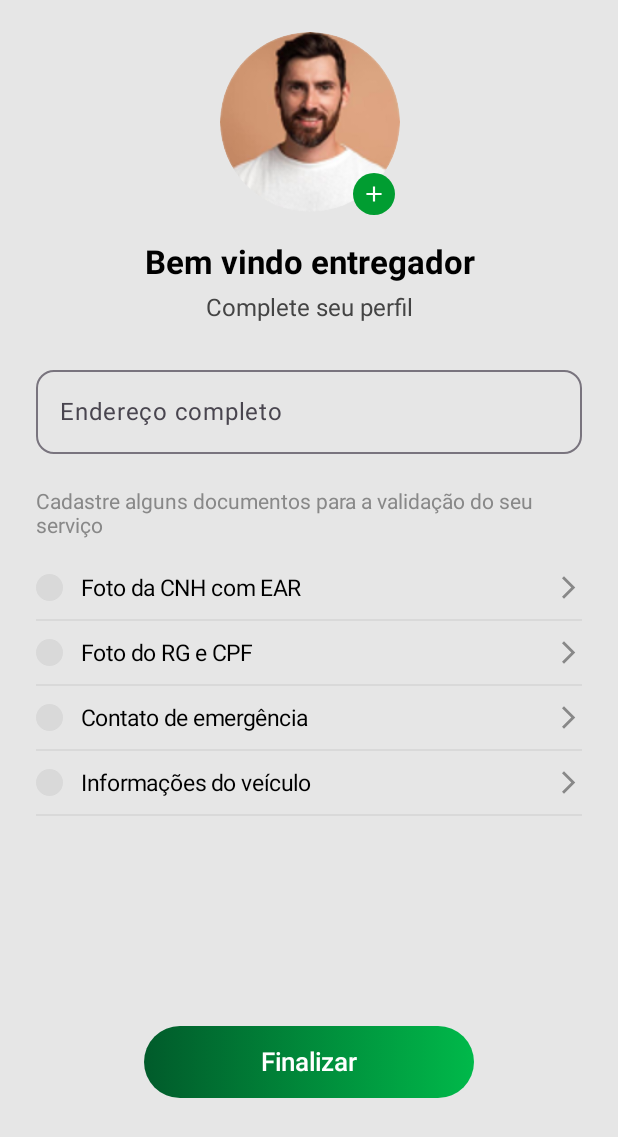
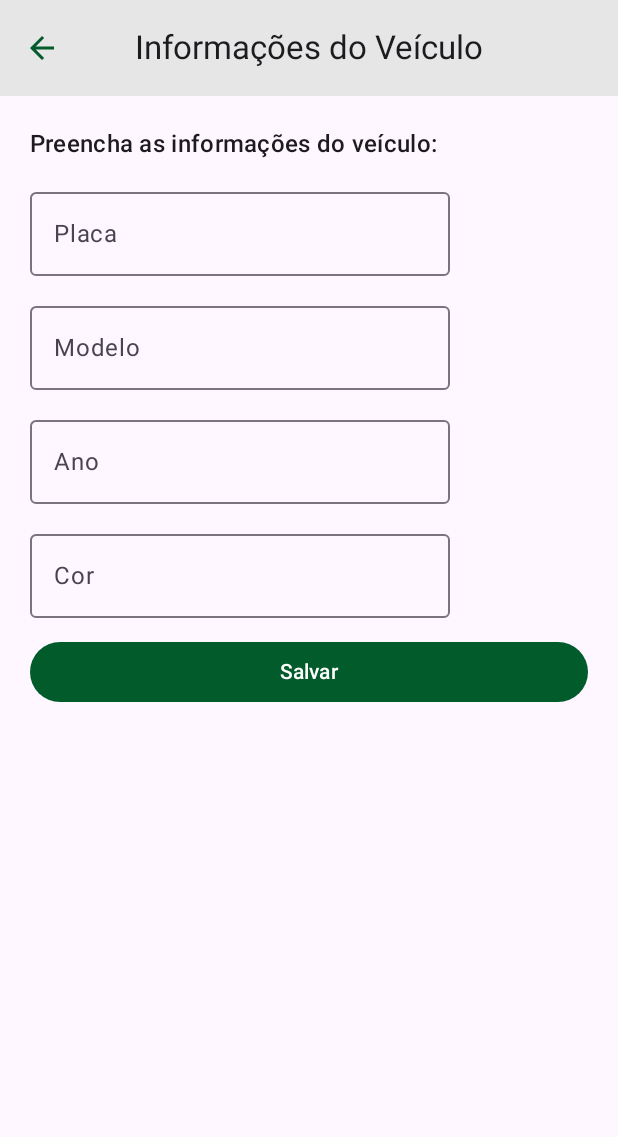
Before and after one commit to lahoracio/mobile-prestador-de-servico, an Android app built with Jetpack Compose: the TelaCompletarPerfilPrestador screen opened through its navigation route, after a tap on "Informações do veículo", on a phone screen of 412 x 824 dp. Shown: the top 1137 px of the screen. Run offline under Robolectric (Android 15) with nearby library versions, the phone set to English and light mode, and no system bars.

Commit message:
tela de documentos

```diff
--- a/app/src/main/java/com/exemple/facilita/MainActivity.kt
+++ b/app/src/main/java/com/exemple/facilita/MainActivity.kt
@@ -1,20 +1,14 @@
 package com.exemple.facilita
 
-import TelaInicio1
-import TelaInicio2
-import TelaInicio3
 import android.os.Bundle
 import androidx.activity.ComponentActivity
 import androidx.activity.compose.setContent
 import androidx.compose.runtime.Composable
-import androidx.lifecycle.viewmodel.compose.viewModel
 import androidx.navigation.NavHostController
 import androidx.navigation.compose.NavHost
 import androidx.navigation.compose.composable
 import androidx.navigation.compose.rememberNavController
 import com.exemple.facilita.screens.*
-import com.exemple.facilita.service.RetrofitFactory
-import com.exemple.facilita.viewmodel.EnderecoViewModel
 
 class MainActivity : ComponentActivity() {
     override fun onCreate(savedInstanceState: Bundle?) {
@@ -30,72 +24,13 @@ class MainActivity : ComponentActivity() {
 fun AppNavHost(navController: NavHostController) {
     NavHost(
         navController = navController,
-        startDestination = "tela_tipo_conta_servico"
+        startDestination = "tela_completar_perfil_prestador"
     ) {
-        composable("splash") {
-            SplashScreen(navController)
-        }
-        composable("tela_inicio1") {
-            TelaInicio1(navController)
-        }
-        composable("tela_inicio2") {
-            TelaInicio2(navController)
-        }
-        composable("tela_inicio3") {
-            TelaInicio3(navController)
-        }
-        composable("tela_login") {
-            TelaLogin(navController)
-        }
-        composable("tela_cadastro") {
-            TelaCadastro(navController)
-        }
-        composable("tela_termos") {
-            TelaTermos(navController)
-        }
-        composable("tela_recuperar_senha") {
-            TelaRecuperacaoSenha(navController)
-        }
-        composable("tela_tipo_conta") {
-            TelaTipoConta(navController)
-        }
-        composable("tela_completar_perfil_contratante") {
-            TelaCompletarPerfilContratante(navController)
-        }
-        composable("tela_endereco") {
-            val enderecoViewModel: EnderecoViewModel = viewModel()
-            val retrofitFactory = RetrofitFactory()
-            TelaEnderecoContent(
-                navController = navController,
-                viewModel = enderecoViewModel,
-            )
-        }
-        composable("tela_home") {
-            TelaHome(navController)
-        }
-        composable("tela_nova_senha/{codigo}") { backStackEntry ->
-            val codigo = backStackEntry.arguments?.getString("codigo") ?: ""
-            TelaNovaSenha(navController, codigo)
-        }
-        composable("tela_montar_servico") {
-            TelaMontarServico(navController)
-        }
-        composable("tela_perfil") {
-            TelaPerfilContratante(navController)
-        }
-        composable("tela_status_pagamento") {
-            TelaStatusPagamento(navController)
-        }
-        composable("tela_historico_pedido") {
-            TelaPedidosHistorico(navController)
-        }
-        composable("tela_pedido_confirmado") {
-            TelaPedidoConfirmado(navController)
-        }
+
+        // Telas já existentes
         composable("tela_tipo_veiculo") {
             TelaTipoVeiculo(navController)
         }
-
 
         composable("tela_tipo_conta_servico") {
             TelaTipoContaServico(navController)
@@ -109,6 +44,21 @@ fun AppNavHost(navController: NavHostController) {
             TelaCompletarPerfilPrestador(navController)
         }
 
+        // 🟢 NOVAS TELAS DE DOCUMENTOS
+        composable("tela_cnh") {
+            TelaCNH(navController)
+        }
 
+        composable("tela_rgcpf") {
+            TelaDocumentos(navController)
+        }
+
+        composable("tela_contato") {
+            TelaContatoEmergencia(navController)
+        }
+
+        composable("tela_veiculo") {
+            TelaInformacoesVeiculo(navController)
+        }
     }
 }
--- a/app/src/main/java/com/exemple/facilita/screens/TelaCompletarPerfilPrestador.kt
+++ b/app/src/main/java/com/exemple/facilita/screens/TelaCompletarPerfilPrestador.kt
@@ -23,28 +23,27 @@ import androidx.compose.ui.text.style.TextAlign
 import androidx.compose.ui.tooling.preview.Preview
 import androidx.compose.ui.unit.dp
 import androidx.compose.ui.unit.sp
+import androidx.navigation.NavController
 import androidx.navigation.compose.rememberNavController
 import com.exemple.facilita.R
 
 @Composable
 fun TelaCompletarPerfilPrestador(
-    navController: androidx.navigation.NavController,
+    navController: NavController,
     onFinalizar: () -> Unit = {},
     onVoltar: (() -> Unit)? = null
 ) {
-    var regiao by remember { mutableStateOf(TextFieldValue("Jandira, SP")) }
     var endereco by remember { mutableStateOf(TextFieldValue("")) }
 
-    // Lista de opções com destino de navegação
+    // Lista de documentos e suas rotas correspondentes
     val opcoesDocs = listOf(
-        "Foto da CNH com EAR" to "telaCNH",
-        "Foto do RG e CPF" to "telaDocumentos",
-        "Contato de emergência" to "telaContatoEmergencia",
-        "Informações do veículo" to null
+        "CNH com EAR" to "tela_cnh",
+        "RG e CPF" to "tela_rgcpf",
+        "Contato de emergência" to "tela_contato",
+        "Informações do veículo" to "tela_veiculo"
     )
-    Scaffold(
-        containerColor = Color(0xFFE6E6E6)
-    ) { padding ->
+
+    Scaffold(containerColor = Color(0xFFE6E6E6)) { padding ->
         Column(
             modifier = Modifier
                 .padding(padding)
@@ -52,11 +51,8 @@ fun TelaCompletarPerfilPrestador(
                 .padding(horizontal = 24.dp, vertical = 16.dp),
             horizontalAlignment = Alignment.CenterHorizontally
         ) {
-            // Foto de perfil com ícone sobreposto
-            Box(
-                modifier = Modifier.size(130.dp),
-                contentAlignment = Alignment.Center
-            ) {
+            // FOTO DE PERFIL
+            Box(modifier = Modifier.size(130.dp), contentAlignment = Alignment.Center) {
                 Box(
                     modifier = Modifier
                         .size(120.dp)
@@ -87,7 +83,6 @@ fun TelaCompletarPerfilPrestador(
             }
 
             Spacer(modifier = Modifier.height(16.dp))
-
             Text(
                 text = "Bem vindo entregador",
                 fontWeight = FontWeight.Bold,
@@ -101,11 +96,9 @@ fun TelaCompletarPerfilPrestador(
                 color = Color.DarkGray,
                 textAlign = TextAlign.Center
             )
-
             Spacer(modifier = Modifier.height(24.dp))
 
-
-
+            // CAMPO ENDEREÇO
             OutlinedTextField(
                 value = endereco,
                 onValueChange = { endereco = it },
@@ -115,24 +108,20 @@ fun TelaCompletarPerfilPrestador(
             )
 
             Spacer(modifier = Modifier.height(24.dp))
-
             Text(
                 text = "Cadastre alguns documentos para a validação do seu serviço",
                 fontSize = 14.sp,
                 color = Color.Gray
             )
-
             Spacer(modifier = Modifier.height(12.dp))
 
-            // Lista de itens
+            // LISTA DE DOCUMENTOS
             Column(modifier = Modifier.fillMaxWidth()) {
-                opcoesDocs.forEach { (texto, rota) ->
+                opcoesDocs.forEach { (titulo, rota) ->
                     Row(
                         modifier = Modifier
                             .fillMaxWidth()
-                            .clickable {
-                                rota?.let { navController.navigate(it) }
-                            }
+                            .clickable { navController.navigate(rota) }
                             .padding(vertical = 12.dp),
                         verticalAlignment = Alignment.CenterVertically,
                         horizontalArrangement = Arrangement.SpaceBetween
@@ -145,7 +134,7 @@ fun TelaCompletarPerfilPrestador(
                                     .background(Color(0xFFD9D9D9))
                             )
                             Spacer(modifier = Modifier.width(12.dp))
-                            Text(texto, fontSize = 15.sp)
+                            Text(titulo, fontSize = 15.sp)
                         }
                         Icon(
                             imageVector = Icons.Default.ArrowForwardIos,
@@ -159,7 +148,6 @@ fun TelaCompletarPerfilPrestador(
             }
 
             Spacer(modifier = Modifier.height(140.dp))
-
             Box(
                 modifier = Modifier
                     .width(220.dp)
@@ -185,7 +173,7 @@ fun TelaCompletarPerfilPrestador(
 
 @Preview(showBackground = true, showSystemUi = true)
 @Composable
-fun PreviewTelaCompletarPerfilPrestador() {
+fun TelaCompletarPerfilPrestadorPreview() {
     val navController = rememberNavController()
     TelaCompletarPerfilPrestador(navController = navController)
 }
--- /dev/null
+++ b/app/src/main/java/com/exemple/facilita/screens/TelaInformacoesVeiculo.kt
@@ -0,0 +1,58 @@
+package com.exemple.facilita.screens
+
+
+import androidx.compose.foundation.layout.*
+import androidx.compose.material.icons.Icons
+import androidx.compose.material.icons.filled.ArrowBack
+import androidx.compose.material3.*
+import androidx.compose.runtime.Composable
+import androidx.compose.ui.Modifier
+import androidx.compose.ui.graphics.Color
+import androidx.compose.ui.tooling.preview.Preview
+import androidx.compose.ui.unit.dp
+import androidx.navigation.NavController
+import androidx.navigation.compose.rememberNavController
+
+@OptIn(ExperimentalMaterial3Api::class)
+@Composable
+fun TelaInformacoesVeiculo(navController: NavController) {
+    Scaffold(
+        topBar = {
+            CenterAlignedTopAppBar(
+                title = { Text("Informações do Veículo") },
+                navigationIcon = {
+                    IconButton(onClick = { navController.popBackStack() }) {
+                        Icon(Icons.Default.ArrowBack, contentDescription = "Voltar", tint = Color(0xFF015B2B))
+                    }
+                },
+                colors = TopAppBarDefaults.centerAlignedTopAppBarColors(containerColor = Color(0xFFE6E6E6))
+            )
+        }
+    ) { innerPadding ->
+        Column(
+            modifier = Modifier
+                .padding(innerPadding)
+                .padding(20.dp),
+            verticalArrangement = Arrangement.spacedBy(12.dp)
+        ) {
+            Text("Preencha as informações do veículo:", style = MaterialTheme.typography.titleMedium)
+            OutlinedTextField(value = "", onValueChange = {}, label = { Text("Placa") })
+            OutlinedTextField(value = "", onValueChange = {}, label = { Text("Modelo") })
+            OutlinedTextField(value = "", onValueChange = {}, label = { Text("Ano") })
+            OutlinedTextField(value = "", onValueChange = {}, label = { Text("Cor") })
+            Button(
+                onClick = { /* Enviar */ },
+                colors = ButtonDefaults.buttonColors(containerColor = Color(0xFF015B2B)),
+                modifier = Modifier.fillMaxWidth()
+            ) {
+                Text("Salvar", color = Color.White)
+            }
+        }
+    }
+}
+
+@Preview(showBackground = true)
+@Composable
+fun PreviewTelaInformacoesVeiculo() {
+    TelaInformacoesVeiculo(navController = rememberNavController())
+}
```
Also changed, not shown: app/src/main/java/com/exemple/facilita/model/CompletarPerfilRequest.kt (deleted, +0 -7 lines), app/src/main/java/com/exemple/facilita/model/LocalizacaoResponse.kt (deleted, +0 -13 lines), app/src/main/java/com/exemple/facilita/model/LoginResponse.kt (deleted, +0 -8 lines), app/src/main/java/com/exemple/facilita/screens/TelaCNH.kt (added, +93 -0 lines), app/src/main/java/com/exemple/facilita/screens/TelaContatoEmergencia.kt (added, +57 -0 lines), app/src/main/java/com/exemple/facilita/screens/TelaDocumentos.kt (added, +82 -0 lines), app/src/main/java/com/exemple/facilita/sevice/RetrofitFactory.kt (+15 -15 lines), app/src/main/java/com/exemple/facilita/sevice/UserService.kt (+0 -47 lines).
